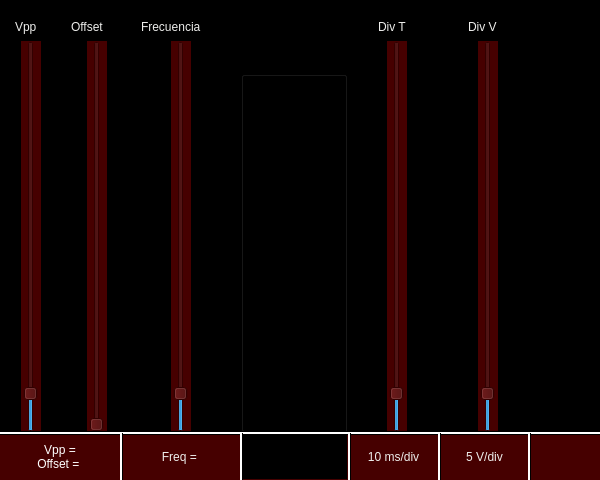
First picture: the form in Facultad/Proy-final/GUI-rpi/mainwindow.ui, repository Bigotito/CositasBigotosas, before the edit.
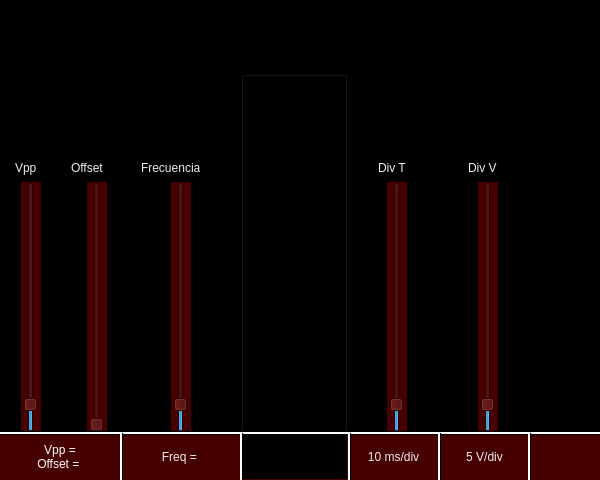
Second picture: the form after the edit. Icons and pictures are not drawn. Custom widgets are drawn as their Qt base class.

Patch:
```diff
--- a/Facultad/Proy-final/GUI-rpi/mainwindow.ui
+++ b/Facultad/Proy-final/GUI-rpi/mainwindow.ui
@@ -26,6 +26,12 @@
    <string notr="true">background-color: black</string>
   </property>
   <widget class="QWidget" name="centralWidget">
+   <property name="autoFillBackground">
+    <bool>true</bool>
+   </property>
+   <property name="styleSheet">
+    <string notr="true">background: black</string>
+   </property>
    <widget class="Line" name="line">
     <property name="geometry">
      <rect>
@@ -1213,6 +1219,12 @@
       <height>430</height>
      </rect>
     </property>
+    <property name="autoFillBackground">
+     <bool>true</bool>
+    </property>
+    <property name="styleSheet">
+     <string notr="true">background:black</string>
+    </property>
     <widget class="QSlider" name="SlVpp">
      <property name="enabled">
       <bool>true</bool>
@@ -1220,9 +1232,9 @@
      <property name="geometry">
       <rect>
        <x>20</x>
-       <y>40</y>
+       <y>181</y>
        <width>20</width>
-       <height>391</height>
+       <height>250</height>
       </rect>
      </property>
      <property name="palette">
@@ -1231,9 +1243,9 @@
         <colorrole role="Button">
          <brush brushstyle="SolidPattern">
           <color alpha="255">
-           <red>211</red>
-           <green>215</green>
-           <blue>207</blue>
+           <red>70</red>
+           <green>0</green>
+           <blue>0</blue>
           </color>
          </brush>
         </colorrole>
@@ -1260,9 +1272,9 @@
         <colorrole role="Button">
          <brush brushstyle="SolidPattern">
           <color alpha="255">
-           <red>211</red>
-           <green>215</green>
-           <blue>207</blue>
+           <red>70</red>
+           <green>0</green>
+           <blue>0</blue>
           </color>
          </brush>
         </colorrole>
@@ -1289,9 +1301,9 @@
         <colorrole role="Button">
          <brush brushstyle="SolidPattern">
           <color alpha="255">
-           <red>211</red>
-           <green>215</green>
-           <blue>207</blue>
+           <red>70</red>
+           <green>0</green>
+           <blue>0</blue>
           </color>
          </brush>
         </colorrole>
@@ -1354,7 +1366,7 @@
      <property name="geometry">
       <rect>
        <x>14</x>
-       <y>15</y>
+       <y>156</y>
        <width>31</width>
        <height>21</height>
       </rect>
@@ -1488,9 +1500,9 @@
      <property name="geometry">
       <rect>
        <x>86</x>
-       <y>40</y>
+       <y>181</y>
        <width>20</width>
-       <height>391</height>
+       <height>250</height>
       </rect>
      </property>
      <property name="palette">
@@ -1613,7 +1625,7 @@
      <property name="geometry">
       <rect>
        <x>70</x>
-       <y>15</y>
+       <y>156</y>
        <width>51</width>
        <height>21</height>
       </rect>
@@ -1747,9 +1759,9 @@
      <property name="geometry">
       <rect>
        <x>170</x>
-       <y>40</y>
+       <y>181</y>
        <width>20</width>
-       <height>391</height>
+       <height>250</height>
       </rect>
      </property>
      <property name="palette">
@@ -1881,7 +1893,7 @@
      <property name="geometry">
       <rect>
        <x>140</x>
-       <y>15</y>
+       <y>156</y>
        <width>81</width>
        <height>21</height>
       </rect>
@@ -2015,9 +2027,9 @@
      <property name="geometry">
       <rect>
        <x>386</x>
-       <y>40</y>
+       <y>181</y>
        <width>20</width>
-       <height>391</height>
+       <height>250</height>
       </rect>
      </property>
      <property name="palette">
@@ -2149,7 +2161,7 @@
      <property name="geometry">
       <rect>
        <x>377</x>
-       <y>15</y>
+       <y>156</y>
        <width>41</width>
        <height>21</height>
       </rect>
@@ -2280,7 +2292,7 @@
      <property name="geometry">
       <rect>
        <x>467</x>
-       <y>15</y>
+       <y>156</y>
        <width>41</width>
        <height>21</height>
       </rect>
@@ -2414,9 +2426,9 @@
      <property name="geometry">
       <rect>
        <x>477</x>
-       <y>40</y>
+       <y>181</y>
        <width>20</width>
-       <height>391</height>
+       <height>250</height>
       </rect>
      </property>
      <property name="palette">
```
